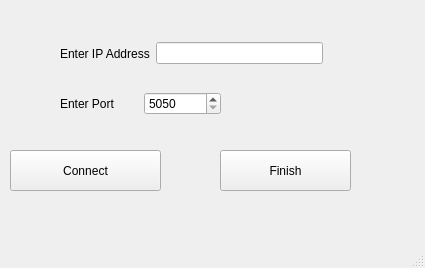
This is mainwindow.ui in poldi171254/StrawberryRemote as Qt 5 draws it before an edit. The edited form follows.
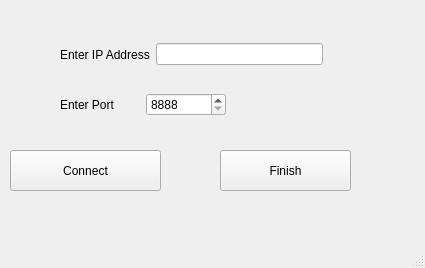
This is the edited form.

Diff of the .ui file:
```diff
--- a/mainwindow.ui
+++ b/mainwindow.ui
@@ -33,7 +33,7 @@
       <x>60</x>
       <y>40</y>
       <width>263</width>
-      <height>27</height>
+      <height>29</height>
      </rect>
     </property>
     <layout class="QHBoxLayout" name="horizontalLayout">
@@ -54,8 +54,8 @@
      <rect>
       <x>60</x>
       <y>90</y>
-      <width>161</width>
-      <height>28</height>
+      <width>166</width>
+      <height>30</height>
      </rect>
     </property>
     <layout class="QHBoxLayout" name="horizontalLayout_2">
@@ -69,10 +69,10 @@
      <item>
       <widget class="QSpinBox" name="port">
        <property name="minimum">
-        <number>5050</number>
+        <number>8888</number>
        </property>
        <property name="maximum">
-        <number>6060</number>
+        <number>65535</number>
        </property>
       </widget>
      </item>
```
Left out of the diff: 2 changed lines with no effect on the pictures.
